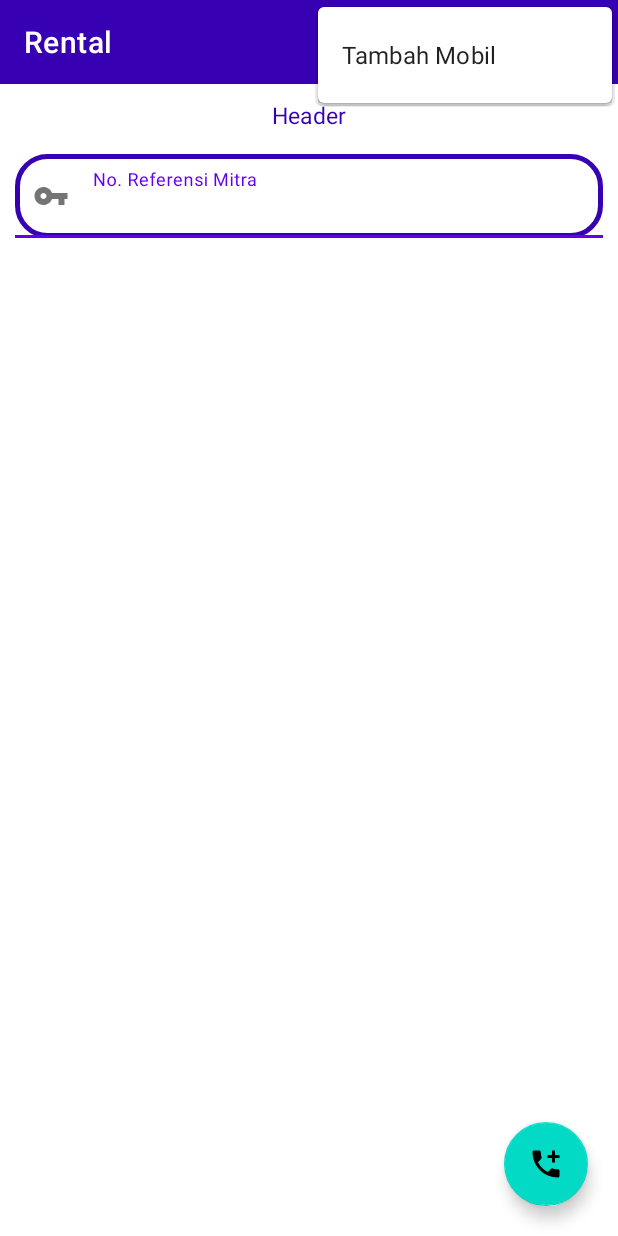
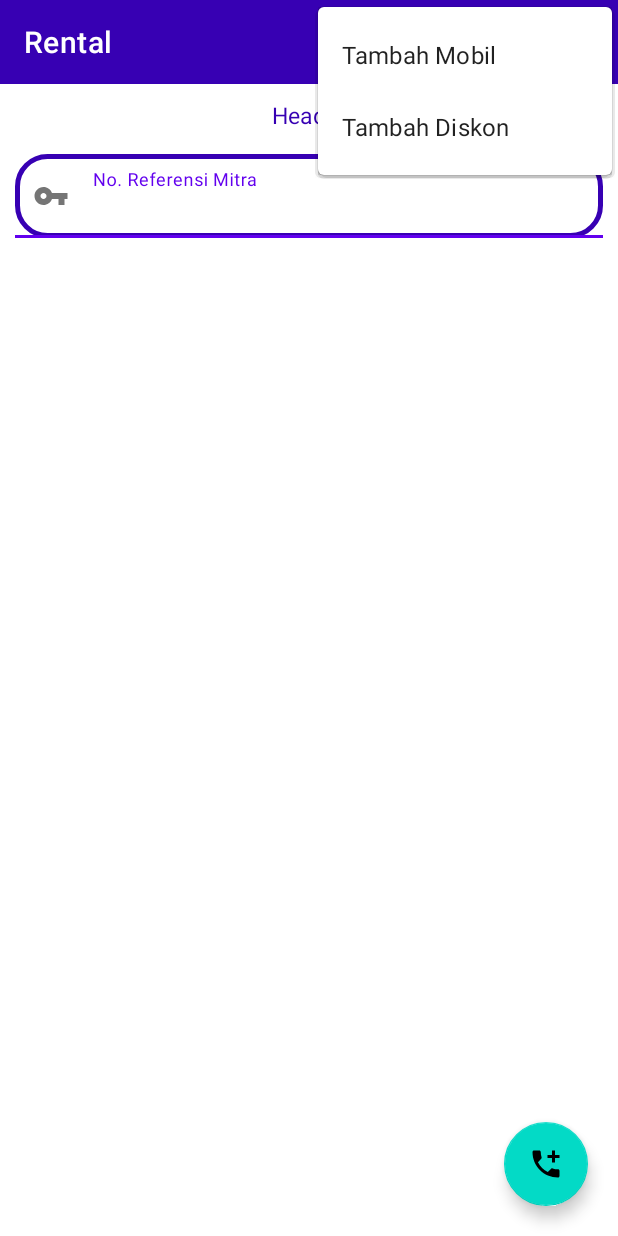
Before and after one commit to rizcrime/RENT-Vehicle, an Android app: the screen it shows after launch (HomeActivity), with the options menu open, on a phone screen of 412 x 824 dp. Run offline under Robolectric (Android 15) with nearby library versions, the phone set to English and light mode, and no system bars; our stand-ins replace CircleImageView, Firebase (no records; nobody signed in at launch, a user with empty details on screens opened directly); 2 statements that could not run were skipped.

Commit message:
Tonight 19/10/2021 must be done

```diff
--- a/app/src/main/java/transmettal/dev/rental/GlobeFunction.kt
+++ b/app/src/main/java/transmettal/dev/rental/GlobeFunction.kt
@@ -117,6 +117,7 @@ open class GlobeFunction(var context: Context) {
         val intent = Intent()
         intent.type = "image/*"
         intent.action = Intent.ACTION_GET_CONTENT
+        intent.putExtra(Intent.EXTRA_ALLOW_MULTIPLE, true)
         activity.startActivityForResult(Intent.createChooser(intent, "Select Picture"), pickImageRequest)
     }
 
--- a/app/src/main/java/transmettal/dev/rental/HomeActivity.kt
+++ b/app/src/main/java/transmettal/dev/rental/HomeActivity.kt
@@ -107,8 +107,10 @@ open class HomeActivity : AppCompatActivity() {
             .document(GlobeFunction(this).autentikasi().uid.toString()).get().addOnCompleteListener {
                 val statusUser = it.result.getString("status")
                 val itemAddCar = menu?.findItem(R.id.add_car)
+                val itemAddDisc = menu?.findItem(R.id.add_dicount)
                 if (statusUser != "admin"){
                     itemAddCar?.isVisible = false
+                    itemAddDisc?.isVisible = false
                 }
             }
         return super.onPrepareOptionsMenu(menu)
--- a/app/src/main/java/transmettal/dev/rental/RegisterActivity.kt
+++ b/app/src/main/java/transmettal/dev/rental/RegisterActivity.kt
@@ -99,7 +99,7 @@ class RegisterActivity : AppCompatActivity() {
                         Toast.makeText(this, "Upload dibatalkan", Toast.LENGTH_SHORT).show()
                     }
                 } else {
-                    Toast.makeText(this, "Akun gagal dibuat karena\n${task.exception}", Toast.LENGTH_SHORT).show()
+                    Toast.makeText(this, "Pastikan foto profile diisi & internet berjalan", Toast.LENGTH_LONG).show()
                 }
             }
     }
--- a/app/src/main/res/menu/menu_home.xml
+++ b/app/src/main/res/menu/menu_home.xml
@@ -14,4 +14,7 @@
     <item
         android:id="@+id/add_car"
         android:title="Tambah Mobil"/>
+    <item
+        android:id="@+id/add_dicount"
+        android:title="Tambah Diskon"/>
 </menu>
```
Also changed, not shown: app/src/main/res/layout/activity_description.xml (+8 -2 lines).
